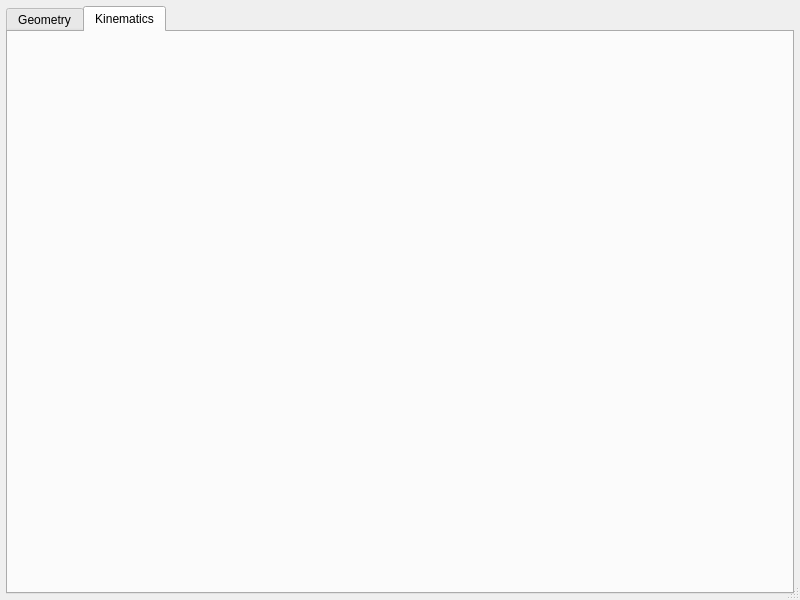
Old version of the form core/graphics/Path_Solving_preview.ui in the repository KmolYuan/Pyslvs-UI.
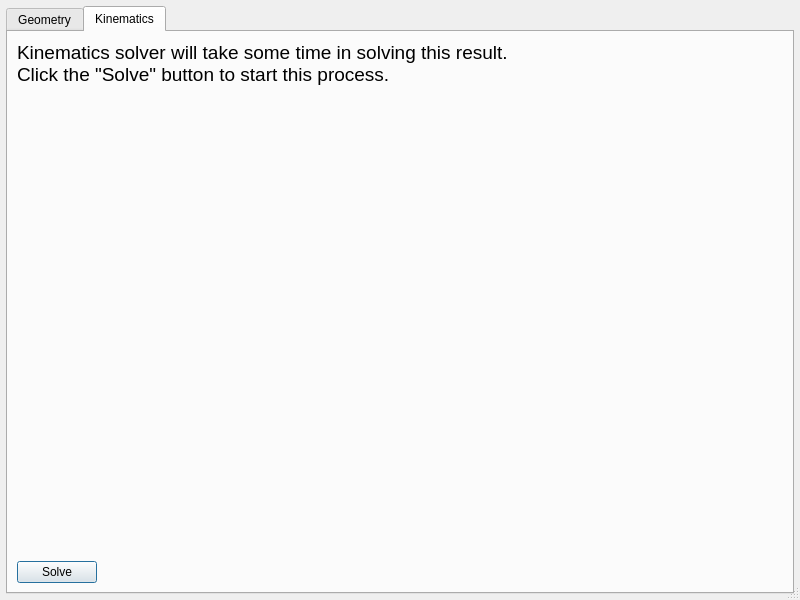
New version of the form. The open tabs and pages were chosen to show the change.

```diff
--- a/core/graphics/Path_Solving_preview.ui
+++ b/core/graphics/Path_Solving_preview.ui
@@ -300,6 +300,52 @@
       <attribute name="title">
        <string>Kinematics</string>
       </attribute>
+      <layout class="QVBoxLayout" name="verticalLayout_9">
+       <item>
+        <widget class="QLabel" name="label">
+         <property name="text">
+          <string>&lt;html&gt;&lt;head/&gt;&lt;body&gt;&lt;p&gt;&lt;span style=&quot; font-size:14pt;&quot;&gt;Kinematics solver will take some time in solving this result.&lt;br/&gt;Click the &amp;quot;Solve&amp;quot; button to start this process.&lt;/span&gt;&lt;/p&gt;&lt;/body&gt;&lt;/html&gt;</string>
+         </property>
+        </widget>
+       </item>
+       <item>
+        <spacer name="verticalSpacer_4">
+         <property name="orientation">
+          <enum>Qt::Vertical</enum>
+         </property>
+         <property name="sizeHint" stdset="0">
+          <size>
+           <width>20</width>
+           <height>429</height>
+          </size>
+         </property>
+        </spacer>
+       </item>
+       <item>
+        <layout class="QHBoxLayout" name="horizontalLayout">
+         <item>
+          <widget class="QPushButton" name="kinematicsSolveButton">
+           <property name="text">
+            <string>Solve</string>
+           </property>
+          </widget>
+         </item>
+         <item>
+          <spacer name="horizontalSpacer">
+           <property name="orientation">
+            <enum>Qt::Horizontal</enum>
+           </property>
+           <property name="sizeHint" stdset="0">
+            <size>
+             <width>40</width>
+             <height>20</height>
+            </size>
+           </property>
+          </spacer>
+         </item>
+        </layout>
+       </item>
+      </layout>
      </widget>
     </widget>
    </item>
```
